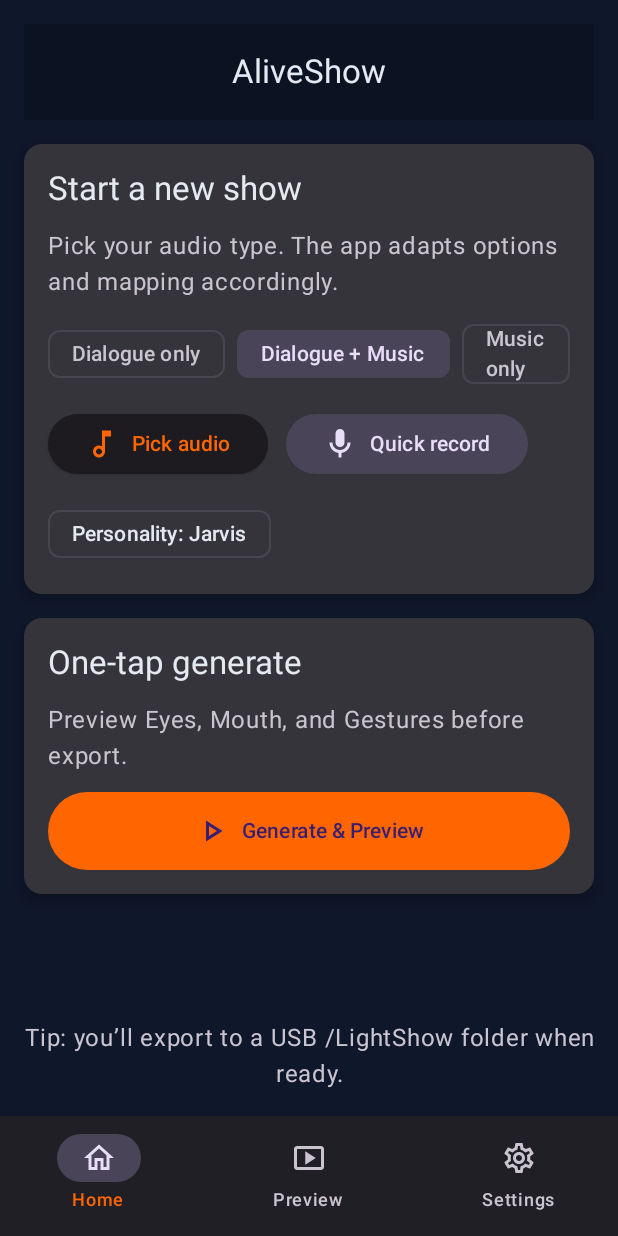
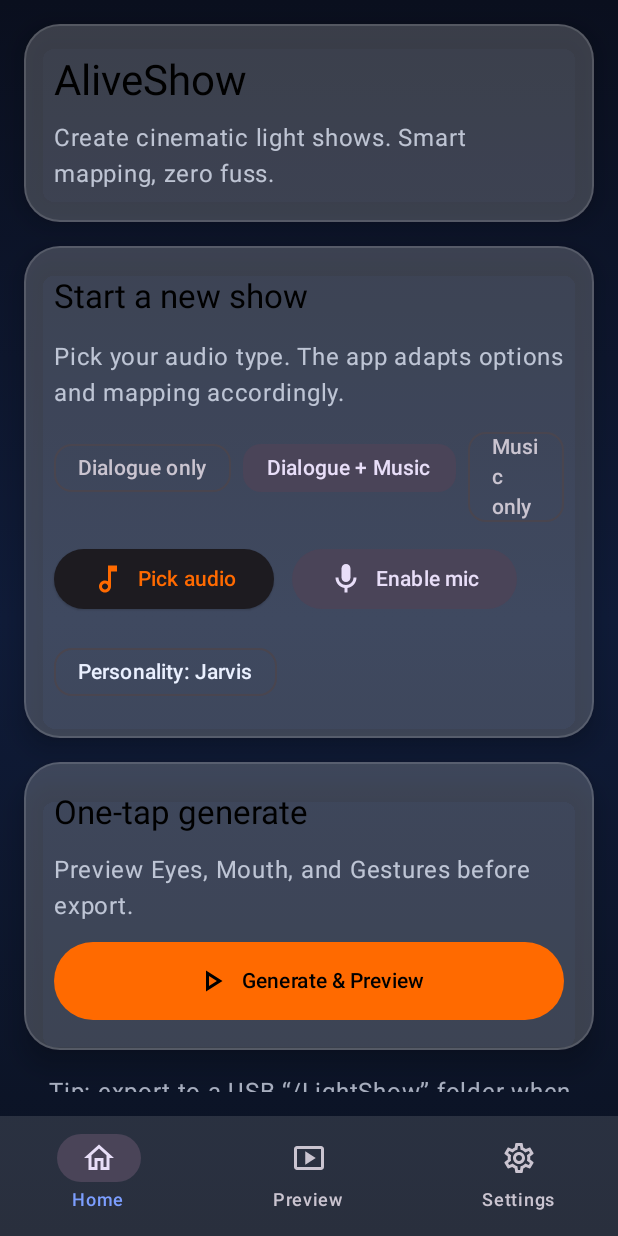
Before and after one commit to JordanKilbourn/AliveShow, an Android app built with Jetpack Compose: the screen it shows after launch (MainActivity), on a phone screen of 412 x 824 dp. Run offline under Robolectric (Android 15) with nearby library versions, the phone set to English and light mode, and no system bars; 3 statements that could not run were skipped.

Commit message:
Update MainActivity.kt

```diff
--- a/app/src/main/java/com/playworld/aliveshow/MainActivity.kt
+++ b/app/src/main/java/com/playworld/aliveshow/MainActivity.kt
@@ -1,8 +1,10 @@
 package com.playworld.aliveshow
 
+import android.Manifest
 import android.os.Bundle
 import androidx.activity.ComponentActivity
 import androidx.activity.compose.setContent
+import androidx.activity.result.contract.ActivityResultContracts
 import androidx.compose.foundation.Canvas
 import androidx.compose.foundation.layout.*
 import androidx.compose.material.icons.Icons
@@ -19,6 +21,10 @@ import androidx.compose.ui.unit.dp
 import androidx.navigation.NavDestination.Companion.hierarchy
 import androidx.navigation.NavHostController
 import androidx.navigation.compose.*
+import com.playworld.aliveshow.audio.PlayerController
+import com.playworld.aliveshow.ui.theme.AliveTheme
+import com.playworld.aliveshow.ui.theme.GlassCard
+import com.playworld.aliveshow.ui.theme.GradientBackground
 
 class MainActivity : ComponentActivity() {
     override fun onCreate(savedInstanceState: Bundle?) {
@@ -29,27 +35,57 @@ class MainActivity : ComponentActivity() {
 
 @Composable
 fun App() {
-    val nav = rememberNavController()
-    MaterialTheme(colorScheme = darkColors()) {
-        Scaffold(bottomBar = { BottomBar(nav) }) { padding ->
-            NavHost(navController = nav, startDestination = "home", modifier = Modifier.padding(padding)) {
-                composable("home")    { HomeScreen { nav.navigate("preview") } }
-                composable("preview") { PreviewScreen() }
-                composable("settings"){ SettingsScreen() }
+    val player = remember { PlayerController(LocalContext.current) }
+    DisposableEffect(Unit) { onDispose { player.release() } }
+
+    // Pick audio (SAF)
+    val pickAudio = rememberLauncherForActivityResult(
+        ActivityResultContracts.OpenDocument()
+    ) { uri -> if (uri != null) player.setSource(uri) }
+
+    // Mic permission (Visualizer)
+    val reqMic = rememberLauncherForActivityResult(
+        ActivityResultContracts.RequestPermission()
+    ) { /* handled gracefully */ }
+
+    AliveTheme {
+        GradientBackground(Modifier.fillMaxSize()) {
+            val nav = rememberNavController()
+            Scaffold(
+                containerColor = Color.Transparent,
+                bottomBar = { BottomBar(nav) }
+            ) { padding ->
+                NavHost(
+                    navController = nav,
+                    startDestination = "home",
+                    modifier = Modifier.padding(padding)
+                ) {
+                    composable("home") {
+                        HomeScreen(
+                            onPick = { pickAudio.launch(arrayOf("audio/*")) },
+                            onRecordPerm = { reqMic.launch(Manifest.permission.RECORD_AUDIO) },
+                            onGoPreview = { nav.navigate("preview") }
+                        )
+                    }
+                    composable("preview") { PreviewScreen(player = player) }
+                    composable("settings") { SettingsScreen() }
+                }
             }
         }
     }
 }
 
-// ---------- UI: Bottom Bar ----------
+// ----- Bottom Bar (glass look) -----
 @Composable
 private fun BottomBar(nav: NavHostController) {
     val items = listOf(
-        NavItem("home","Home", Icons.Outlined.Home),
-        NavItem("preview","Preview", Icons.Outlined.SmartDisplay),
-        NavItem("settings","Settings", Icons.Outlined.Settings)
+        NavItem("home", "Home", Icons.Outlined.Home),
+        NavItem("preview", "Preview", Icons.Outlined.SmartDisplay),
+        NavItem("settings", "Settings", Icons.Outlined.Settings)
     )
-    NavigationBar {
+    NavigationBar(
+        containerColor = Color(0x1FFFFFFF) // translucent
+    ) {
         val backStack by nav.currentBackStackEntryAsState()
         val current = backStack?.destination
         items.forEach { item ->
@@ -65,65 +101,77 @@ private fun BottomBar(nav: NavHostController) {
 }
 data class NavItem(val route: String, val label: String, val icon: androidx.compose.ui.graphics.vector.ImageVector)
 
-// ---------- Screen: Home ----------
+// ----- Home -----
 enum class AudioMode { DialogueOnly, DialogueMusic, MusicOnly }
 
-@OptIn(ExperimentalMaterial3Api::class)
 @Composable
-fun HomeScreen(onGoPreview: () -> Unit) {
+fun HomeScreen(onPick: () -> Unit, onRecordPerm: () -> Unit, onGoPreview: () -> Unit) {
     var mode by remember { mutableStateOf(AudioMode.DialogueMusic) }
+
     Column(
         Modifier.fillMaxSize().padding(16.dp),
         verticalArrangement = Arrangement.spacedBy(16.dp)
     ) {
-        CenterAlignedTopAppBar(title = { Text("AliveShow") })
-        Card(elevation = CardDefaults.cardElevation(6.dp)) {
-            Column(Modifier.padding(16.dp), verticalArrangement = Arrangement.spacedBy(12.dp)) {
+        // Hero header
+        GlassCard(Modifier.fillMaxWidth()) {
+            Column(Modifier.padding(20.dp), verticalArrangement = Arrangement.spacedBy(8.dp)) {
+                Text("AliveShow", style = MaterialTheme.typography.headlineMedium)
+                Text(
+                    "Create cinematic light shows. Smart mapping, zero fuss.",
+                    color = MaterialTheme.colorScheme.onSurface.copy(alpha = 0.75f)
+                )
+            }
+        }
+
+        // Main action card
+        GlassCard(Modifier.fillMaxWidth()) {
+            Column(Modifier.padding(20.dp), verticalArrangement = Arrangement.spacedBy(14.dp)) {
                 Text("Start a new show", style = MaterialTheme.typography.titleLarge)
                 Text(
                     "Pick your audio type. The app adapts options and mapping accordingly.",
-                    color = MaterialTheme.colorScheme.onSurfaceVariant
+                    color = MaterialTheme.colorScheme.onSurface.copy(alpha = 0.75f)
                 )
                 ModeChips(mode) { mode = it }
 
                 Row(horizontalArrangement = Arrangement.spacedBy(12.dp)) {
-                    // Buttons don't have leadingIcon param; put icon inside content.
-                    ElevatedButton(onClick = { /* TODO: pick audio */ }) {
+                    ElevatedButton(onClick = onPick) {
                         Icon(Icons.Outlined.Audiotrack, contentDescription = null)
-                        Spacer(Modifier.width(8.dp))
-                        Text("Pick audio")
+                        Spacer(Modifier.width(8.dp)); Text("Pick audio")
                     }
-                    FilledTonalButton(onClick = { /* TODO: record */ }) {
+                    FilledTonalButton(onClick = onRecordPerm) {
                         Icon(Icons.Outlined.Mic, contentDescription = null)
-                        Spacer(Modifier.width(8.dp))
-                        Text("Quick record")
+                        Spacer(Modifier.width(8.dp)); Text("Enable mic")
                     }
                 }
                 AssistChip(onClick = { /* TODO */ }, label = { Text("Personality: Jarvis") })
             }
         }
-        Card(elevation = CardDefaults.cardElevation(6.dp)) {
-            Column(Modifier.padding(16.dp), verticalArrangement = Arrangement.spacedBy(12.dp)) {
+
+        // Generate card
+        GlassCard(Modifier.fillMaxWidth()) {
+            Column(Modifier.padding(20.dp), verticalArrangement = Arrangement.spacedBy(12.dp)) {
                 Text("One-tap generate", style = MaterialTheme.typography.titleLarge)
-                Text("Preview Eyes, Mouth, and Gestures before export.",
-                    color = MaterialTheme.colorScheme.onSurfaceVariant)
+                Text(
+                    "Preview Eyes, Mouth, and Gestures before export.",
+                    color = MaterialTheme.colorScheme.onSurface.copy(alpha = 0.75f)
+                )
                 Button(
                     onClick = onGoPreview,
                     modifier = Modifier.fillMaxWidth(),
                     contentPadding = PaddingValues(vertical = 14.dp)
                 ) {
-                    Icon(Icons.Outlined.PlayArrow, contentDescription = null)
-                    Spacer(Modifier.width(8.dp))
-                    Text("Generate & Preview")
+                    Icon(Icons.Outlined.PlayArrow, null)
+                    Spacer(Modifier.width(8.dp)); Text("Generate & Preview")
                 }
             }
         }
+
         Spacer(Modifier.weight(1f))
         Text(
-            "Tip: you’ll export to a USB /LightShow folder when ready.",
+            "Tip: export to a USB “/LightShow” folder when ready.",
             modifier = Modifier.fillMaxWidth(),
             textAlign = TextAlign.Center,
-            color = MaterialTheme.colorScheme.onSurfaceVariant
+            color = MaterialTheme.colorScheme.onSurface.copy(alpha = 0.7f)
         )
     }
 }
@@ -137,60 +185,53 @@ fun ModeChips(selected: AudioMode, onChange: (AudioMode) -> Unit) {
     }
 }
 
-// ---------- Screen: Preview ----------
+// ----- Preview -----
 @Composable
-fun PreviewScreen() {
+fun PreviewScreen(player: com.playworld.aliveshow.audio.PlayerController) {
+    val amp by player.amplitude.collectAsState(0f)
     Column(Modifier.fillMaxSize().padding(16.dp), verticalArrangement = Arrangement.spacedBy(16.dp)) {
-        Text("Preview", style = MaterialTheme.typography.headlineSmall)
-        Text("Live mock. The generator will drive these channels once wired in.",
-            color = MaterialTheme.colorScheme.onSurfaceVariant)
-        Card(Modifier.fillMaxWidth().height(240.dp), elevation = CardDefaults.cardElevation(6.dp)) {
-            Box(Modifier.padding(12.dp)) { CarFaceMock() }
+        GlassCard(Modifier.fillMaxWidth()) {
+            Column(Modifier.padding(20.dp), verticalArrangement = Arrangement.spacedBy(8.dp)) {
+                Text("Preview", style = MaterialTheme.typography.titleLarge)
+                Text("Pick audio on Home. Play here; mouth reacts to loudness.",
+                    color = MaterialTheme.colorScheme.onSurface.copy(alpha = 0.75f))
+            }
+        }
+        GlassCard(Modifier.fillMaxWidth().height(260.dp)) {
+            Box(Modifier.padding(12.dp)) { CarFaceMock(mouthOpen = amp) }
         }
         Row(horizontalArrangement = Arrangement.spacedBy(12.dp)) {
-            FilledTonalButton(onClick = { /* TODO */ }) { Text("Play") }
-            OutlinedButton(onClick = { /* TODO */ }) { Text("Stop") }
+            FilledTonalButton(onClick = { player.togglePlay() }) { Text("Play / Pause") }
+            OutlinedButton(onClick = { player.stop() }) { Text("Stop") }
         }
-        Button(
-            onClick = { /* TODO: export */ },
-            modifier = Modifier.fillMaxWidth(),
-            contentPadding = PaddingValues(vertical = 14.dp)
-        ) {
-            Icon(Icons.Outlined.Usb, contentDescription = null)
-            Spacer(Modifier.width(8.dp))
-            Text("Export to USB /LightShow")
+        Button(onClick = { /* TODO: export */ }, modifier = Modifier.fillMaxWidth(),
+            contentPadding = PaddingValues(vertical = 14.dp)) {
+            Icon(Icons.Outlined.Usb, null); Spacer(Modifier.width(8.dp)); Text("Export to USB /LightShow")
         }
     }
 }
 
 @Composable
-fun CarFaceMock() {
+fun CarFaceMock(mouthOpen: Float = 0f) {
     Canvas(Modifier.fillMaxSize()) {
         val w = size.width; val h = size.height
-        drawRoundRect(
-            Color(0xFF1B2437),
-            topLeft = Offset(w*0.05f, h*0.1f),
+        drawRoundRect(Color(0xFF1B2437), topLeft = Offset(w*0.05f, h*0.1f),
             size = androidx.compose.ui.geometry.Size(w*0.9f, h*0.8f),
             cornerRadius = androidx.compose.ui.geometry.CornerRadius(40f,40f),
-            style = Stroke(width = 3f)
-        )
-        // Eyes
+            style = Stroke(width = 3f))
         drawCircle(Color(0xFF9EC3FF), 18f, Offset(w*0.22f, h*0.47f))
         drawCircle(Color(0xFF9EC3FF), 18f, Offset(w*0.78f, h*0.47f))
-        // Eyelids (DRL)
         drawLine(Color(0xFFCCE0FF), Offset(w*0.15f, h*0.42f), Offset(w*0.29f, h*0.42f), 6f)
         drawLine(Color(0xFFCCE0FF), Offset(w*0.71f, h*0.42f), Offset(w*0.85f, h*0.42f), 6f)
-        // Mouth (fog)
-        drawLine(Color(0xFFFFCC99), Offset(w*0.35f, h*0.60f), Offset(w*0.65f, h*0.60f), 10f)
-        // Cheeks (turn)
+        val mouthH = 6f + (22f * mouthOpen.coerceIn(0f, 1f))
+        drawLine(Color(0xFFFFCC99), Offset(w*0.35f, h*0.60f), Offset(w*0.65f, h*0.60f), mouthH)
         drawCircle(Color(0xFFFFE8B0), 8f, Offset(w*0.12f, h*0.52f))
         drawCircle(Color(0xFFFFE8B0), 8f, Offset(w*0.88f, h*0.52f))
-        // Rear (brake bar reference)
         drawLine(Color(0xFFFF8080), Offset(w*0.40f, h*0.86f), Offset(w*0.60f, h*0.86f), 8f)
     }
 }
 
-// ---------- Screen: Settings ----------
+// ----- Settings -----
 enum class HeadlightType { Projector, Reflector }
 
 @Composable
@@ -198,11 +239,11 @@ fun SettingsScreen() {
     var hasFogs by remember { mutableStateOf(true) }
     var headlight by remember { mutableStateOf(HeadlightType.Projector) }
     Column(Modifier.fillMaxSize().padding(16.dp), verticalArrangement = Arrangement.spacedBy(16.dp)) {
-        Text("Settings", style = MaterialTheme.typography.headlineSmall)
-        Text("Tell the app what hardware you have so mappings use every light.")
-        Card {
-            Column(Modifier.padding(16.dp), verticalArrangement = Arrangement.spacedBy(12.dp)) {
-                Text("Vehicle profile", style = MaterialTheme.typography.titleMedium)
+        GlassCard(Modifier.fillMaxWidth()) {
+            Column(Modifier.padding(20.dp), verticalArrangement = Arrangement.spacedBy(12.dp)) {
+                Text("Settings", style = MaterialTheme.typography.titleLarge)
+                Text("Tell the app what hardware you have so mappings use every light.",
+                    color = MaterialTheme.colorScheme.onSurface.copy(alpha = 0.75f))
                 Row(horizontalArrangement = Arrangement.spacedBy(12.dp)) {
                     AssistChip(onClick = { headlight = HeadlightType.Projector }, label = { Text("Headlights: Projector") })
                     AssistChip(onClick = { headlight = HeadlightType.Reflector }, label = { Text("Headlights: Reflector") })
@@ -211,16 +252,8 @@ fun SettingsScreen() {
                     Switch(checked = hasFogs, onCheckedChange = { hasFogs = it })
                     Spacer(Modifier.width(8.dp)); Text("Front fog lights present")
                 }
-                Text("Projectors → outer mains as boolean; ramps on DRL/inner mains.")
+                Button(onClick = { /* TODO: persist */ }, modifier = Modifier.fillMaxWidth()) { Text("Save profile") }
             }
         }
-        Button(onClick = { /* TODO: persist */ }, modifier = Modifier.fillMaxWidth()) { Text("Save profile") }
     }
 }
-
-// ---------- Theme helpers ----------
-private fun darkColors(): ColorScheme = darkColorScheme(
-    primary = Color(0xFFFF6600), secondary = Color(0xFFFF6600),
-    background = Color(0xFF0F172A), surface = Color(0xFF0B1222),
-    onBackground = Color(0xFFE5EAF2), onSurface = Color(0xFFE5EAF2)
-)
```
